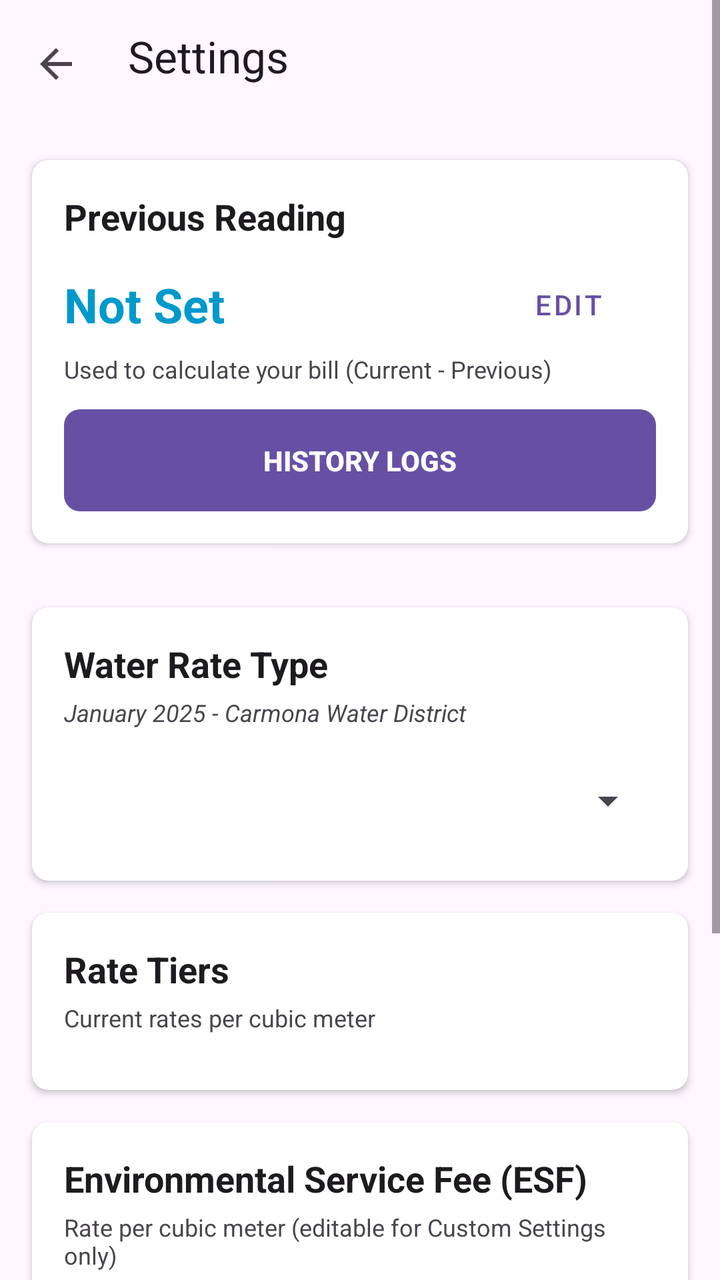
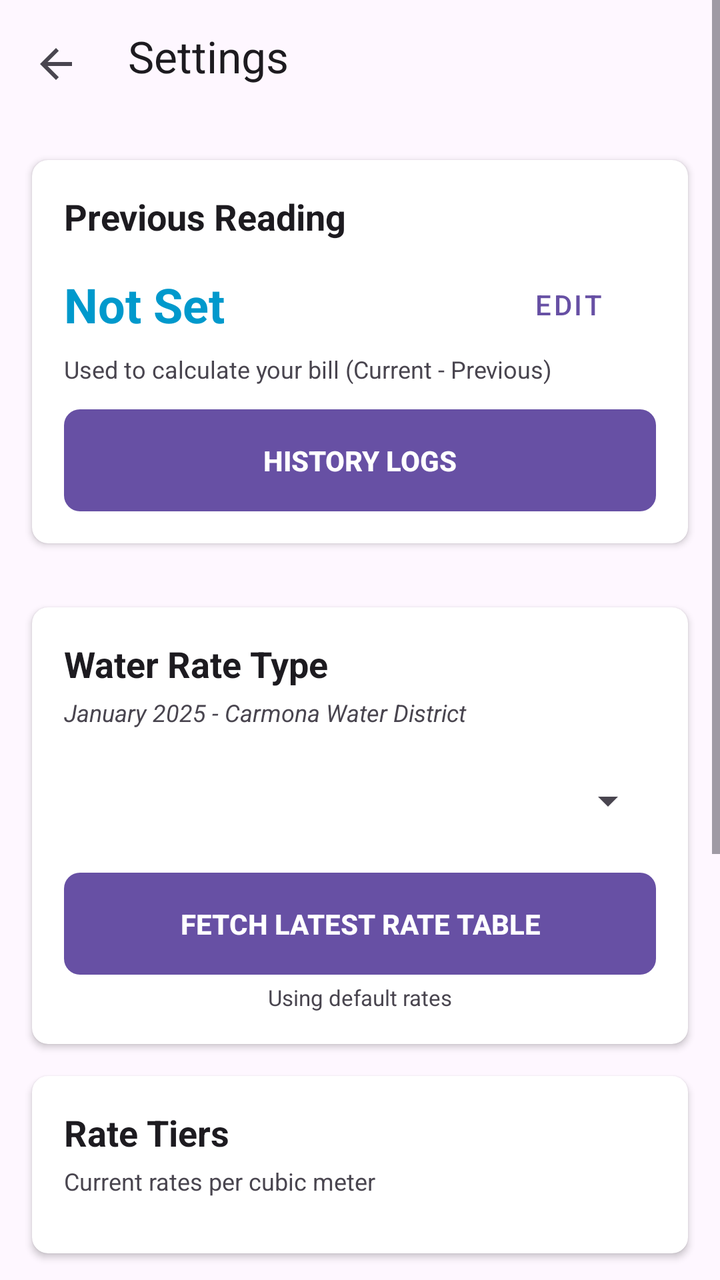

Two renders of the same Android screen: before a commit and after it. Below are the layout's source before the change and the commit's diff.
<!-- AndroidManifest.xml: activity theme Theme.MeterSnap -->
<!-- res/layout/activity_settings.xml -->
<?xml version="1.0" encoding="utf-8"?>
<ScrollView xmlns:android="http://schemas.android.com/apk/res/android"
    xmlns:app="http://schemas.android.com/apk/res-auto"
    android:layout_width="match_parent"
    android:layout_height="match_parent"
    android:fillViewport="true"
    android:background="?android:attr/colorBackground">

    <LinearLayout
        android:layout_width="match_parent"
        android:layout_height="wrap_content"
        android:orientation="vertical"
        android:padding="0dp">

        
        <androidx.appcompat.widget.Toolbar
            android:id="@+id/toolbar"
            android:layout_width="match_parent"
            android:layout_height="wrap_content"
            android:minHeight="?attr/actionBarSize"
            android:background="?android:attr/colorBackground"
            android:elevation="4dp"
            android:fitsSystemWindows="true"
            android:paddingBottom="8dp"
            app:contentInsetStartWithNavigation="0dp"
            app:navigationIcon="?attr/homeAsUpIndicator"
            app:title="Settings"
            app:titleTextColor="?android:attr/textColorPrimary"
            app:titleMarginStart="8dp" />

        
        <androidx.cardview.widget.CardView
            android:layout_width="match_parent"
            android:layout_height="wrap_content"
            android:layout_margin="16dp"
            app:cardCornerRadius="8dp"
            app:cardElevation="2dp">

            <LinearLayout
                android:layout_width="match_parent"
                android:layout_height="wrap_content"
                android:orientation="vertical"
                android:padding="16dp">

                <TextView
                    android:layout_width="match_parent"
                    android:layout_height="wrap_content"
                    android:text="Previous Reading"
                    android:textColor="?android:attr/textColorPrimary"
                    android:textSize="18sp"
                    android:textStyle="bold" />

                <LinearLayout
                    android:layout_width="match_parent"
                    android:layout_height="wrap_content"
                    android:orientation="horizontal"
                    android:gravity="center_vertical"
                    android:layout_marginTop="8dp">

                    <TextView
                        android:id="@+id/text_previous_reading"
                        android:layout_width="0dp"
                        android:layout_height="wrap_content"
                        android:layout_weight="1"
                        android:text="Not Set"
                        android:textSize="24sp"
                        android:textStyle="bold"
                        android:textColor="@android:color/holo_blue_dark" />

                    <Button
                        android:id="@+id/btn_edit_previous_reading"
                        android:layout_width="wrap_content"
                        android:layout_height="wrap_content"
                        android:text="Edit"
                        style="@style/Widget.MaterialComponents.Button.TextButton"/>
                </LinearLayout>
                
                <TextView
                    android:layout_width="match_parent"
                    android:layout_height="wrap_content"
                    android:text="Used to calculate your bill (Current - Previous)"
                    android:textSize="12sp"
                    android:textColor="?android:attr/textColorSecondary"/>
                
                
                <Button
                    android:id="@+id/btn_history_logs"
                    android:layout_width="match_parent"
                    android:layout_height="wrap_content"
                    android:layout_marginTop="12dp"
                    android:text="History Logs"
                    android:textColor="@android:color/white"
                    android:textSize="14sp"
                    android:textStyle="bold"
                    android:background="@drawable/history_button_bg"
                    android:paddingVertical="12dp"
                    style="?android:attr/borderlessButtonStyle"/>
            </LinearLayout>
        </androidx.cardview.widget.CardView>

        
        <androidx.cardview.widget.CardView
            android:layout_width="match_parent"
            android:layout_height="wrap_content"
            android:layout_margin="16dp"
            app:cardCornerRadius="8dp"
            app:cardElevation="2dp">

            <LinearLayout
                android:layout_width="match_parent"
                android:layout_height="wrap_content"
                android:orientation="vertical"
                android:padding="16dp">

                <TextView
                    android:layout_width="match_parent"
                    android:layout_height="wrap_content"
                    android:text="Water Rate Type"
                    android:textColor="?android:attr/textColorPrimary"
                    android:textSize="18sp"
                    android:textStyle="bold" />

                <TextView
                    android:layout_width="match_parent"
                    android:layout_height="wrap_content"
                    android:layout_marginTop="4dp"
                    android:text="January 2025 - Carmona Water District"
                    android:textColor="?android:attr/textColorSecondary"
                    android:textSize="12sp"
                    android:textStyle="italic" />

                <Spinner
                    android:id="@+id/spinner_rate_type"
                    android:layout_width="match_parent"
                    android:layout_height="wrap_content"
                    android:layout_marginTop="12dp"
                    android:minHeight="48dp"
                    android:padding="8dp"
                    android:spinnerMode="dropdown" />
            </LinearLayout>
        </androidx.cardview.widget.CardView>

        
        <androidx.cardview.widget.CardView
            android:id="@+id/card_rate_tiers"
            android:layout_width="match_parent"
            android:layout_height="wrap_content"
            android:layout_marginStart="16dp"
            android:layout_marginEnd="16dp"
            android:layout_marginBottom="16dp"
            app:cardCornerRadius="8dp"
            app:cardElevation="2dp">

            <LinearLayout
                android:layout_width="match_parent"
                android:layout_height="wrap_content"
                android:orientation="vertical"
                android:padding="16dp">

                <TextView
                    android:layout_width="match_parent"
                    android:layout_height="wrap_content"
                    android:text="Rate Tiers"
                    android:textColor="?android:attr/textColorPrimary"
                    android:textSize="18sp"
                    android:textStyle="bold" />

                <TextView
                    android:id="@+id/text_rates_subtitle"
                    android:layout_width="match_parent"
                    android:layout_height="wrap_content"
                    android:layout_marginTop="4dp"
                    android:text="Current rates per cubic meter"
                    android:textColor="?android:attr/textColorSecondary"
                    android:textSize="12sp" />

                
                <LinearLayout
                    android:id="@+id/container_rate_tiers"
                    android:layout_width="match_parent"
                    android:layout_height="wrap_content"
                    android:layout_marginTop="12dp"
                    android:orientation="vertical">
                    
                </LinearLayout>

                
                <Button
                    android:id="@+id/btn_edit_custom_rates"
                    android:layout_width="match_parent"
                    android:layout_height="wrap_content"
                    android:layout_marginTop="8dp"
                    android:text="Edit Custom Rates"
                    android:visibility="gone" />
            </LinearLayout>
        </androidx.cardview.widget.CardView>

        
        <androidx.cardview.widget.CardView
            android:layout_width="match_parent"
            android:layout_height="wrap_content"
            android:layout_marginStart="16dp"
            android:layout_marginEnd="16dp"
            android:layout_marginBottom="16dp"
            app:cardCornerRadius="8dp"
            app:cardElevation="2dp">

            <LinearLayout
                android:layout_width="match_parent"
                android:layout_height="wrap_content"
                android:orientation="vertical"
                android:padding="16dp">

                <TextView
                    android:layout_width="match_parent"
                    android:layout_height="wrap_content"
                    android:text="Environmental Service Fee (ESF)"
                    android:textColor="?android:attr/textColorPrimary"
                    android:textSize="18sp"
                    android:textStyle="bold" />

                <TextView
                    android:layout_width="match_parent"
                    android:layout_height="wrap_content"
                    android:layout_marginTop="4dp"
                    android:text="Rate per cubic meter (editable for Custom Settings only)"
                    android:textColor="?android:attr/textColorSecondary"
                    android:textSize="12sp" />

                <LinearLayout
                    android:layout_width="match_parent"
                    android:layout_height="wrap_content"
                    android:layout_marginTop="12dp"
                    android:orientation="horizontal"
                    android:gravity="center_vertical">

                    <TextView
                        android:layout_width="wrap_content"
                        android:layout_height="wrap_content"
                        android:text="₱"
                        android:textColor="?android:attr/textColorPrimary"
                        android:textSize="18sp"
                        android:layout_marginEnd="8dp" />

                    <TextView
                        android:id="@+id/text_esf_rate"
                        android:layout_width="0dp"
                        android:layout_height="wrap_content"
                        android:layout_weight="1"
                        android:text="3.50"
                        android:textColor="?android:attr/textColorPrimary"
                        android:textSize="18sp"
                        android:textStyle="bold" />

                    <Button
                        android:id="@+id/btn_edit_esf"
                        style="@style/Widget.Material3.Button.TextButton"
                        android:layout_width="wrap_content"
                        android:layout_height="wrap_content"
                        android:text="Edit"
                        android:visibility="gone" />
                </LinearLayout>
            </LinearLayout>
        </androidx.cardview.widget.CardView>

        
        <Button
            android:id="@+id/btn_save_settings"
            android:layout_width="match_parent"
            android:layout_height="wrap_content"
            android:layout_margin="16dp"
            android:padding="16dp"
            android:text="Save Settings"
            android:textSize="16sp"
            android:textStyle="bold" />

        
        <View
            android:layout_width="match_parent"
            android:layout_height="80dp" />
    </LinearLayout>
</ScrollView>
<!-- resources referenced by this layout -->
<resources>
  <!-- drawable history_button_bg (drawable) -->
  <?xml version="1.0" encoding="utf-8"?>
  <shape xmlns:android="http://schemas.android.com/apk/res/android"
      android:shape="rectangle">
      <solid android:color="#757575" />
      <corners android:radius="8dp" />
  </shape>
  <style name="Theme.MeterSnap" parent="Base.Theme.MeterSnap" />
  <style name="Base.Theme.MeterSnap" parent="Theme.Material3.DayNight.NoActionBar">
          
          
      </style>
</resources>

<!-- the commit's change to res/layout/activity_settings.xml (unified diff, before → after) -->
@@ -137,6 +137,31 @@
                     android:minHeight="48dp"
                     android:padding="8dp"
                     android:spinnerMode="dropdown" />
+                
+                
+                <Button
+                    android:id="@+id/btn_update_rates"
+                    android:layout_width="match_parent"
+                    android:layout_height="wrap_content"
+                    android:layout_marginTop="12dp"
+                    android:text="Fetch Latest Rate Table"
+                    android:textColor="@android:color/white"
+                    android:textSize="14sp"
+                    android:textStyle="bold"
+                    android:background="@drawable/history_button_bg"
+                    android:paddingVertical="12dp"
+                    style="?android:attr/borderlessButtonStyle"/>
+                
+                
+                <TextView
+                    android:id="@+id/text_last_updated"
+                    android:layout_width="match_parent"
+                    android:layout_height="wrap_content"
+                    android:layout_marginTop="4dp"
+                    android:text="Using default rates"
+                    android:textColor="?android:attr/textColorSecondary"
+                    android:textSize="11sp"
+                    android:gravity="center"/>
             </LinearLayout>
         </androidx.cardview.widget.CardView>
 
